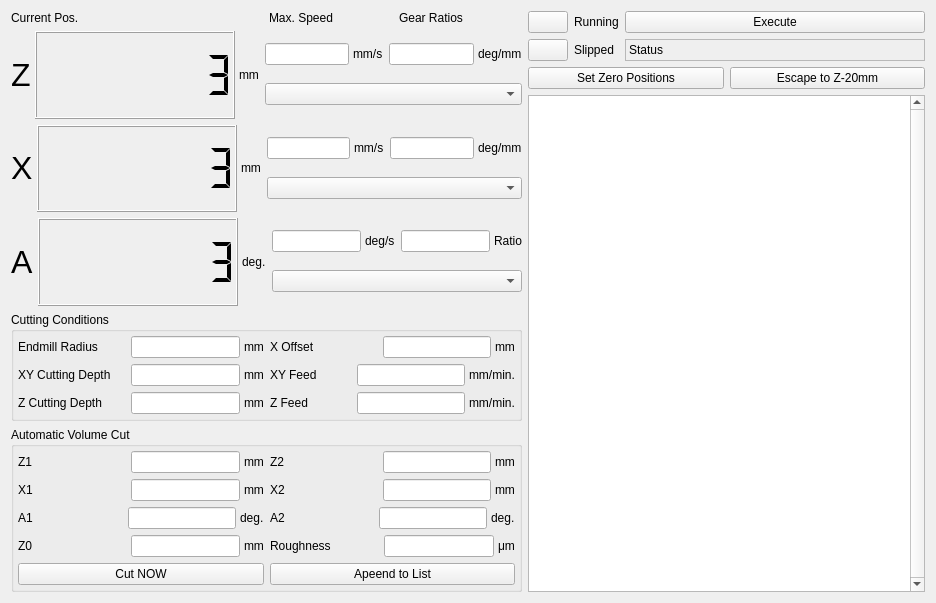
Qt form modules/motor/camform.ui (northriv/KAME) before a commit.
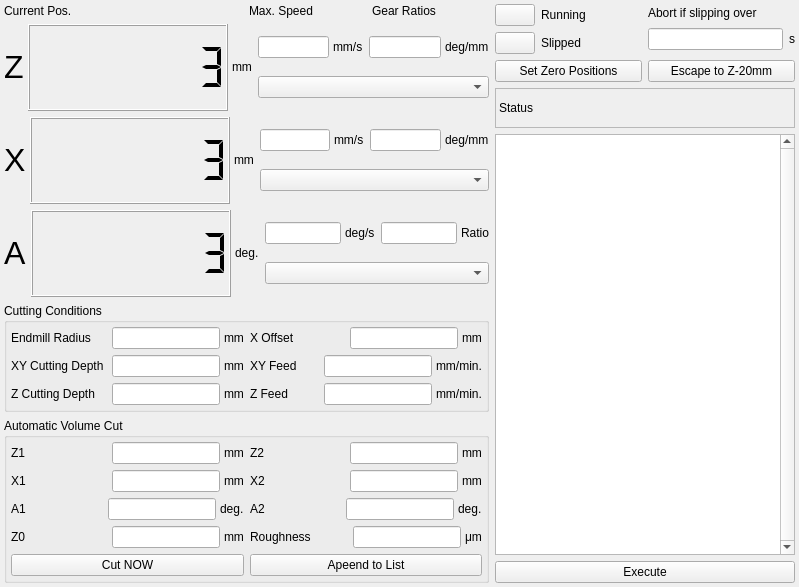
The same form after that commit.

Commit message: Abort if slipping continues

The edit to the form file:
```diff
--- a/modules/motor/camform.ui
+++ b/modules/motor/camform.ui
@@ -6,15 +6,27 @@
    <rect>
     <x>0</x>
     <y>0</y>
-    <width>936</width>
-    <height>603</height>
+    <width>799</width>
+    <height>587</height>
    </rect>
   </property>
   <property name="windowTitle">
    <string>Magnet Power Supply Settings</string>
   </property>
   <widget class="QWidget" name="widget">
-   <layout class="QGridLayout" name="gridLayout_6">
+   <layout class="QGridLayout" name="gridLayout">
+    <property name="leftMargin">
+     <number>4</number>
+    </property>
+    <property name="topMargin">
+     <number>4</number>
+    </property>
+    <property name="rightMargin">
+     <number>4</number>
+    </property>
+    <property name="bottomMargin">
+     <number>4</number>
+    </property>
     <item row="0" column="0">
      <layout class="QGridLayout" name="gridLayout_5">
       <item row="0" column="0">
@@ -660,9 +672,7 @@
     <item row="0" column="1" rowspan="3">
      <layout class="QVBoxLayout" name="verticalLayout_3">
       <item>
-       <layout class="QGridLayout" name="gridLayout">
-        <item row="0" column="0" rowspan="2">
-         <layout class="QVBoxLayout" name="verticalLayout_13">
+       <layout class="QHBoxLayout" name="horizontalLayout_13">
           <item>
            <layout class="QVBoxLayout" name="verticalLayout">
             <item>
@@ -727,45 +737,73 @@
             </item>
            </layout>
           </item>
-         </layout>
-        </item>
-        <item row="0" column="1">
-         <widget class="QPushButton" name="m_btnExec">
+        <item>
+         <layout class="QVBoxLayout" name="verticalLayout_2">
+          <item>
+           <widget class="QLabel" name="textLabel5_5">
+            <property name="sizePolicy">
+             <sizepolicy hsizetype="Preferred" vsizetype="Fixed">
+              <horstretch>0</horstretch>
+              <verstretch>0</verstretch>
+             </sizepolicy>
+            </property>
+            <property name="frameShape">
+             <enum>QFrame::NoFrame</enum>
+            </property>
+            <property name="frameShadow">
+             <enum>QFrame::Plain</enum>
+            </property>
+            <property name="text">
+             <string>Abort if slipping over</string>
+            </property>
+            <property name="wordWrap">
+             <bool>false</bool>
+            </property>
+           </widget>
+          </item>
+          <item>
+           <layout class="QHBoxLayout" name="horizontalLayout_12">
+            <item>
+             <widget class="QLineEdit" name="m_edAbortAfter">
           <property name="sizePolicy">
-           <sizepolicy hsizetype="Expanding" vsizetype="Fixed">
+               <sizepolicy hsizetype="Preferred" vsizetype="Preferred">
             <horstretch>0</horstretch>
             <verstretch>0</verstretch>
            </sizepolicy>
           </property>
           <property name="minimumSize">
            <size>
-            <width>300</width>
+                <width>30</width>
             <height>0</height>
            </size>
           </property>
-          <property name="text">
-           <string>Execute</string>
+              <property name="maximumSize">
+               <size>
+                <width>150</width>
+                <height>32767</height>
+               </size>
           </property>
          </widget>
         </item>
-        <item row="1" column="1">
-         <widget class="QLabel" name="m_lblStatus">
+            <item>
+             <widget class="QLabel" name="textLabel14_20">
           <property name="sizePolicy">
-           <sizepolicy hsizetype="MinimumExpanding" vsizetype="Preferred">
+               <sizepolicy hsizetype="Fixed" vsizetype="Fixed">
             <horstretch>0</horstretch>
             <verstretch>0</verstretch>
            </sizepolicy>
           </property>
-          <property name="frameShape">
-           <enum>QFrame::StyledPanel</enum>
-          </property>
           <property name="text">
-           <string>Status</string>
+               <string>s</string>
           </property>
           <property name="wordWrap">
-           <bool>true</bool>
-          </property>
-         </widget>
+               <bool>false</bool>
+              </property>
+             </widget>
+            </item>
+           </layout>
+          </item>
+         </layout>
         </item>
        </layout>
       </item>
@@ -787,6 +825,31 @@
         </item>
        </layout>
       </item>
+      <item>
+       <widget class="QLabel" name="m_lblStatus">
+        <property name="sizePolicy">
+         <sizepolicy hsizetype="MinimumExpanding" vsizetype="Preferred">
+          <horstretch>0</horstretch>
+          <verstretch>0</verstretch>
+         </sizepolicy>
+        </property>
+        <property name="minimumSize">
+         <size>
+          <width>0</width>
+          <height>40</height>
+         </size>
+        </property>
+        <property name="frameShape">
+         <enum>QFrame::StyledPanel</enum>
+        </property>
+        <property name="text">
+         <string>Status</string>
+        </property>
+        <property name="wordWrap">
+         <bool>true</bool>
+        </property>
+       </widget>
+      </item>
       <item>
        <widget class="QTextEdit" name="m_txtCode">
         <property name="verticalScrollBarPolicy">
@@ -794,6 +857,25 @@
         </property>
        </widget>
       </item>
+      <item>
+       <widget class="QPushButton" name="m_btnExec">
+        <property name="sizePolicy">
+         <sizepolicy hsizetype="Expanding" vsizetype="Fixed">
+          <horstretch>0</horstretch>
+          <verstretch>0</verstretch>
+         </sizepolicy>
+        </property>
+        <property name="minimumSize">
+         <size>
+          <width>300</width>
+          <height>0</height>
+         </size>
+        </property>
+        <property name="text">
+         <string>Execute</string>
+        </property>
+       </widget>
+      </item>
      </layout>
     </item>
     <item row="1" column="0">
```
Left out of the diff: 1 changed line with no effect on the pictures. Lines whose indentation alone changed are shown as unchanged. The commit also changes 2 other files.
